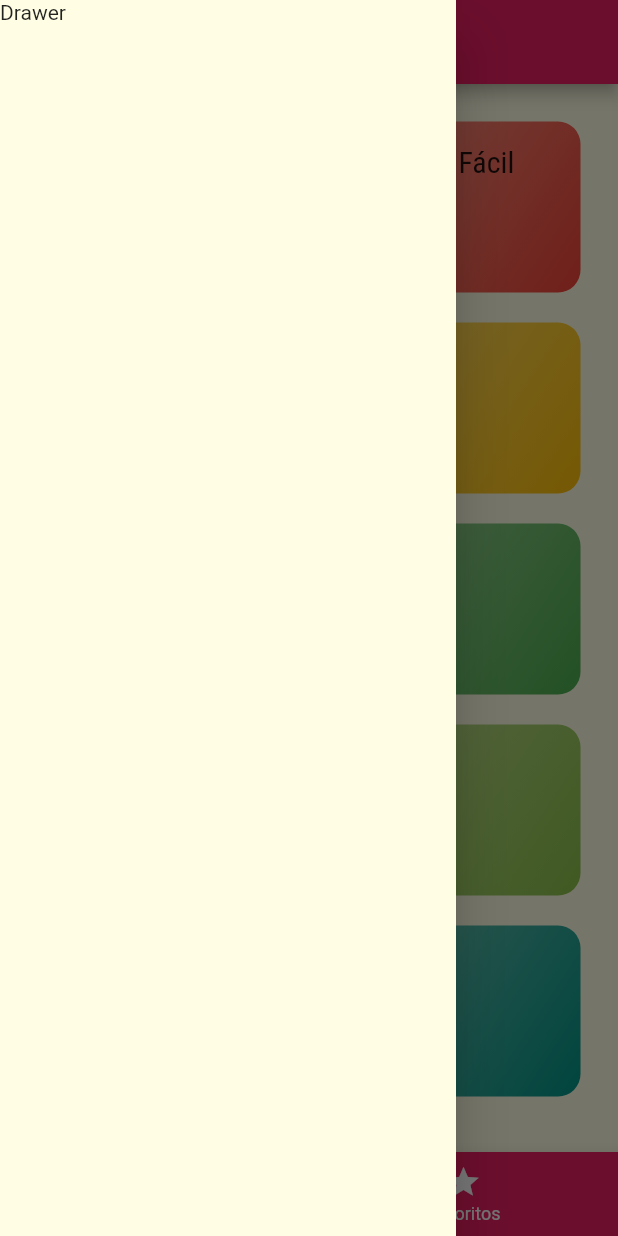
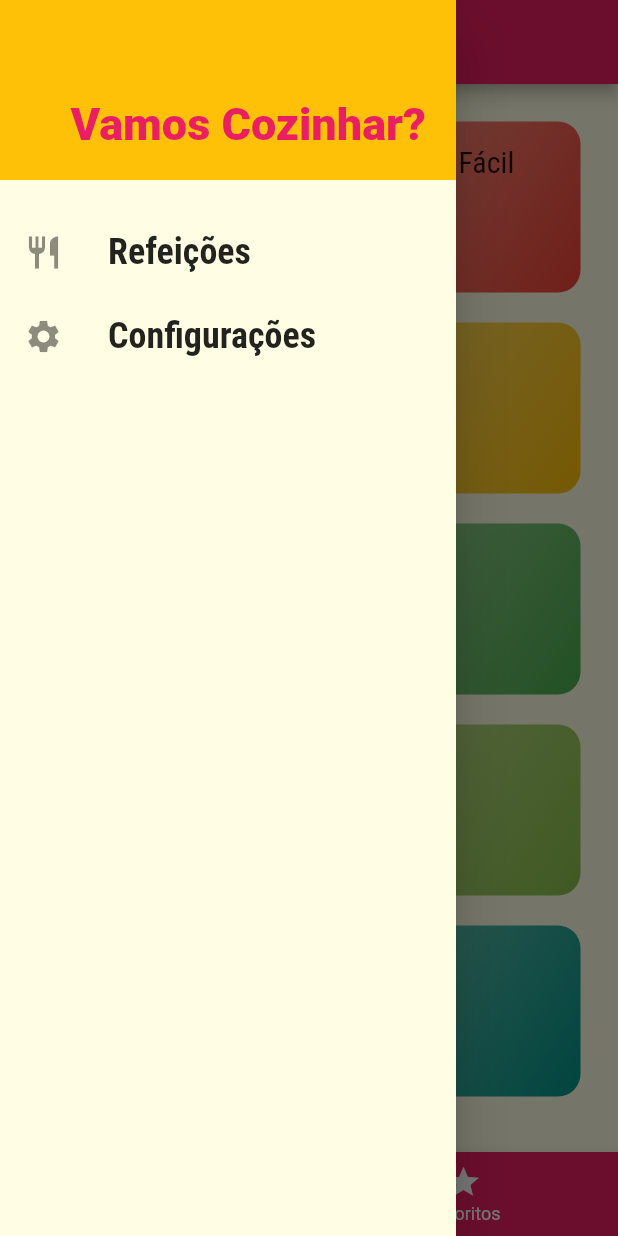
Before and after one commit to kimkokubun/cod3r_flutter, a Flutter app: the screen it shows after launch, with the side drawer open, on a phone screen of 412 x 824 dp. Run offline on Flutter 3.47's test engine with Material 2 defaults, Android fonts, the phone set to English and light mode, and no system bars.

Commit message:
add functionality on settings

```diff
--- /dev/null
+++ b/lib/components/main_drawer.dart
@@ -0,0 +1,51 @@
+import 'package:cod3r_refeicao_app/utils/app_routes.dart';
+import 'package:flutter/material.dart';
+
+class MainDrawer extends StatelessWidget {
+  Widget _createItem(IconData icon, String label, Function onTap) {
+    return ListTile(
+      leading: Icon(icon, size: 26),
+      title: Text(
+        label,
+        style: TextStyle(
+            fontFamily: 'RobotoCondensed',
+            fontSize: 24,
+            fontWeight: FontWeight.bold),
+      ),
+      onTap: onTap,
+    );
+  }
+
+  @override
+  Widget build(BuildContext context) {
+    return Drawer(
+      child: Column(
+        children: [
+          Container(
+            height: 120,
+            width: double.infinity,
+            padding: EdgeInsets.all(20),
+            color: Theme.of(context).accentColor,
+            alignment: Alignment.bottomRight,
+            child: Text(
+              'Vamos Cozinhar?',
+              style: TextStyle(
+                fontWeight: FontWeight.w900,
+                fontSize: 30,
+                color: Theme.of(context).primaryColor,
+              ),
+            ),
+          ),
+          SizedBox(height: 20),
+          _createItem(Icons.restaurant, 'Refeições',
+              () => Navigator.of(context).pushReplacementNamed(AppRoutes.HOME)),
+          _createItem(
+              Icons.settings,
+              'Configurações',
+              () => Navigator.of(context)
+                  .pushReplacementNamed(AppRoutes.SETTINGS)),
+        ],
+      ),
+    );
+  }
+}
--- a/lib/main.dart
+++ b/lib/main.dart
@@ -1,13 +1,42 @@
+import 'package:cod3r_refeicao_app/data/dummy_data.dart';
+import 'package:cod3r_refeicao_app/models/meal.dart';
+import 'package:cod3r_refeicao_app/models/settings.dart';
 import 'package:cod3r_refeicao_app/screens/categories_meals_screen.dart';
 import 'package:cod3r_refeicao_app/screens/categorys_screen.dart';
 import 'package:cod3r_refeicao_app/screens/meal_detail_screen.dart';
+import 'package:cod3r_refeicao_app/screens/settings_screen.dart';
 import 'package:cod3r_refeicao_app/screens/tabs_screen.dart';
 import 'package:cod3r_refeicao_app/utils/app_routes.dart';
 import 'package:flutter/material.dart';
 
 void main() => runApp(MyApp());
 
-class MyApp extends StatelessWidget {
+class MyApp extends StatefulWidget {
+  @override
+  _MyAppState createState() => _MyAppState();
+}
+
+class _MyAppState extends State<MyApp> {
+  List<Meal> _avaiableMeals = DUMMY_MEALS;
+  Settings settings = Settings();
+
+  void _filterMeals(Settings settings) {
+    setState(() {
+      this.settings = settings;
+
+      _avaiableMeals = DUMMY_MEALS.where((meal) {
+        final filterGluten = settings.isGlutenFree && !meal.isGlutenFree;
+        final filterLactose = settings.isLactoseFree && !meal.isLactoseFree;
+        final filterVegan = settings.isVegan && !meal.isVegan;
+        final filterVegeterian = settings.isVegetarian && !meal.isVegetarian;
+        return !filterGluten &&
+            !filterLactose &&
+            !filterVegan &&
+            !filterVegeterian;
+      }).toList();
+    });
+  }
+
   @override
   Widget build(BuildContext context) {
     return MaterialApp(
@@ -22,8 +51,10 @@ class MyApp extends StatelessWidget {
                   TextStyle(fontSize: 20, fontFamily: 'RobotoCondensed'))),
       routes: {
         AppRoutes.HOME: (ctx) => TabsScreen(),
-        AppRoutes.CATEGORIES_MEALS: (ctx) => CategoriesMealsScreen(),
-        AppRoutes.MEAL_DETAILS: (ctx) => MealDetailScreen()
+        AppRoutes.CATEGORIES_MEALS: (ctx) =>
+            CategoriesMealsScreen(_avaiableMeals),
+        AppRoutes.MEAL_DETAILS: (ctx) => MealDetailScreen(),
+        AppRoutes.SETTINGS: (ctx) => SettingsScreen(settings, _filterMeals),
       },
       //caso nao houver rotas retorna para o CategoriesScreen
       onUnknownRoute: (settings) {
--- /dev/null
+++ b/lib/models/settings.dart
@@ -0,0 +1,13 @@
+class Settings {
+  bool isGlutenFree;
+  bool isLactoseFree;
+  bool isVegan;
+  bool isVegetarian;
+
+  Settings({
+    this.isGlutenFree = false,
+    this.isLactoseFree = false,
+    this.isVegan = false,
+    this.isVegetarian = false,
+  });
+}
--- a/lib/screens/tabs_screen.dart
+++ b/lib/screens/tabs_screen.dart
@@ -1,3 +1,4 @@
+import 'package:cod3r_refeicao_app/components/main_drawer.dart';
 import 'package:cod3r_refeicao_app/screens/categorys_screen.dart';
 import 'package:cod3r_refeicao_app/screens/favorites_screen.dart';
 import 'package:flutter/material.dart';
@@ -26,9 +27,7 @@ class _TabsScreenState extends State<TabsScreen> {
       appBar: AppBar(
         title: Text(_screens[_selectedScreenIndex]['title']),
       ),
-      drawer: Drawer(
-        child: Text('Drawer'),
-      ),
+      drawer: MainDrawer(),
       body: _screens[_selectedScreenIndex]['screen'],
       bottomNavigationBar: BottomNavigationBar(
         onTap: _selectScreen,
--- a/lib/utils/app_routes.dart
+++ b/lib/utils/app_routes.dart
@@ -2,4 +2,5 @@ class AppRoutes {
   static const HOME = '/';
   static const CATEGORIES_MEALS = '/categories-meals';
   static const MEAL_DETAILS = '/meal-detail';
+  static const SETTINGS = '/settings';
 }
```
Also changed, not shown: lib/components/meal_item.dart (+10 -2 lines), lib/screens/categories_meals_screen.dart (+7 -2 lines), lib/screens/meal_detail_screen.dart (+8 -1 lines), lib/screens/settings_screen.dart (added, +95 -0 lines).
